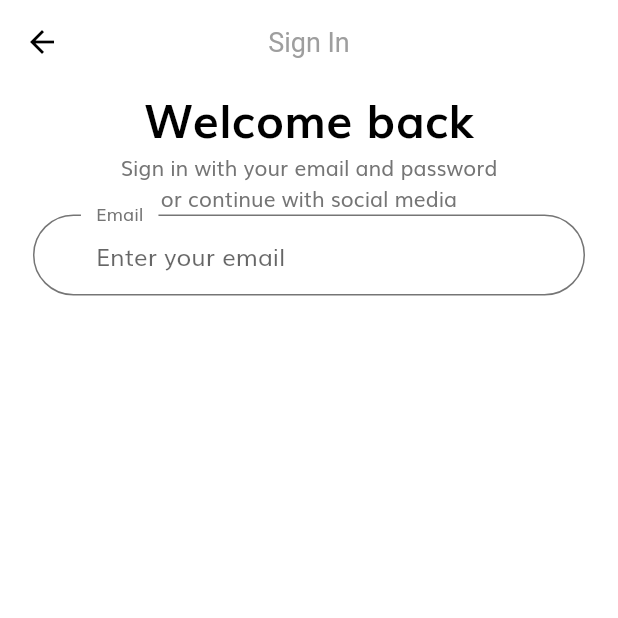
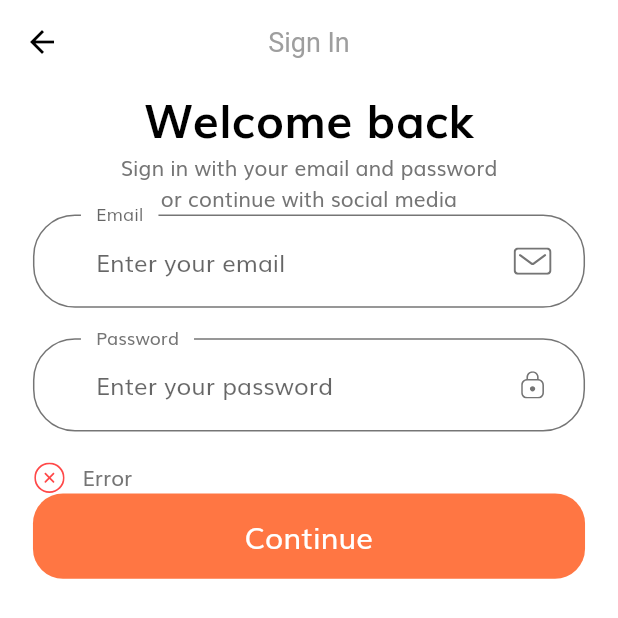
Before and after one commit to lkquan2303/E-Commerce, a Flutter app: the screen it shows after launch, after a tap on "Continue", on a phone screen of 412 x 824 dp. Shown: the top 618 px of the screen. Run offline on Flutter 3.47's test engine with Material 2 defaults, Android fonts, the phone set to English and light mode, and no system bars; our stand-ins replace flutter_svg.

Commit message:
Create Form Sign In

```diff
--- /dev/null
+++ b/lib/components/custom_suffix_icon.dart
@@ -0,0 +1,27 @@
+import 'package:e_commerce/config/size_config.dart';
+import 'package:flutter/material.dart';
+import 'package:flutter_svg/svg.dart';
+
+class CustomSuffixIcon extends StatelessWidget {
+  const CustomSuffixIcon({
+    Key key,
+    this.image,
+  }) : super(key: key);
+  final String image;
+
+  @override
+  Widget build(BuildContext context) {
+    return Padding(
+      padding: EdgeInsets.fromLTRB(
+        0,
+        getProportionateScreenWidth(20),
+        getProportionateScreenWidth(20),
+        getProportionateScreenWidth(20),
+      ),
+      child: SvgPicture.asset(
+        image,
+        height: getProportionateScreenHeight(18),
+      ),
+    );
+  }
+}
--- a/lib/screens/sign_in/components/body_signin.dart
+++ b/lib/screens/sign_in/components/body_signin.dart
@@ -1,6 +1,9 @@
+import 'package:e_commerce/components/custom_suffix_icon.dart';
+import 'package:e_commerce/components/default_button.dart';
 import 'package:e_commerce/config/constants.dart';
 import 'package:e_commerce/config/size_config.dart';
 import 'package:flutter/material.dart';
+import 'package:flutter_svg/svg.dart';
 
 class BodySignIn extends StatelessWidget {
   @override
@@ -40,32 +43,78 @@ class SignForm extends StatefulWidget {
 }
 
 class _SignFormState extends State<SignForm> {
+  final _formKey = GlobalKey<FormState>();
+  final List<String> errors = ["Error"];
   @override
   Widget build(BuildContext context) {
-    return Column(
+    return Form(
+      key: _formKey,
+      child: Column(
         children: [
           TextFormField(
             decoration: InputDecoration(
+              floatingLabelBehavior: FloatingLabelBehavior.always,
               labelText: "Email",
               hintText: "Enter your email",
-            labelStyle: TextStyle(color: kTextColor),
+              suffixIcon: CustomSuffixIcon(image: "assets/icons/Mail.svg"),
+            ),
+            style: TextStyle(color: kTextColor),
+          ),
+          SizedBox(
+            height: getProportionateScreenHeight(20),
+          ),
+          TextFormField(
+            validator: (value) {
+              if (value.isEmpty) {
+                setState(() {
+                  errors.add("Please enter your email");
+                });
+              }
+              return null;
+            },
+            obscureText: true,
+            decoration: InputDecoration(
                 floatingLabelBehavior: FloatingLabelBehavior.always,
-            // contentPadding: EdgeInsets.symmetric(
-            //   horizontal: 42,
-            //   vertical: 15,
-            // ),
-            // enabledBorder: OutlineInputBorder(
-            //   borderRadius: BorderRadius.circular(28),
-            //   borderSide: BorderSide(color: kTextColor),
-            //   gapPadding: 10,
-            // ),
-            // focusedBorder: OutlineInputBorder(
-            //   borderRadius: BorderRadius.circular(28),
-            //   borderSide: BorderSide(color: kTextColor),
-            //   gapPadding: 10,
-            // ),
+                labelText: "Password",
+                hintText: "Enter your password",
+                suffixIcon: CustomSuffixIcon(image: "assets/icons/Lock.svg"),
+                labelStyle: TextStyle(color: kTextColor)),
           ),
+          SizedBox(
+            height: getProportionateScreenHeight(20),
+          ),
+          FormError(errors: errors),
+          DefaultButton(
+            buttonPress: () {},
+            buttonText: "Continue",
           )
+        ],
+      ),
+    );
+  }
+}
+
+class FormError extends StatelessWidget {
+  const FormError({
+    Key key,
+    @required this.errors,
+  }) : super(key: key);
+
+  final List<String> errors;
+
+  @override
+  Widget build(BuildContext context) {
+    return Row(
+      children: [
+        SvgPicture.asset(
+          "assets/icons/Error.svg",
+          height: getProportionateScreenHeight(20),
+          width: getProportionateScreenWidth(20),
+        ),
+        SizedBox(
+          width: getProportionateScreenWidth(10),
+        ),
+        Text(errors[0])
       ],
     );
   }
--- /dev/null
+++ b/lib/screens/sign_in/components/textform_sign_in.dart
@@ -0,0 +1,3 @@
+import 'package:e_commerce/components/custom_suffix_icon.dart';
+import 'package:e_commerce/config/constants.dart';
+import 'package:flutter/material.dart';
```
Lines whose indentation alone changed are shown as unchanged.
